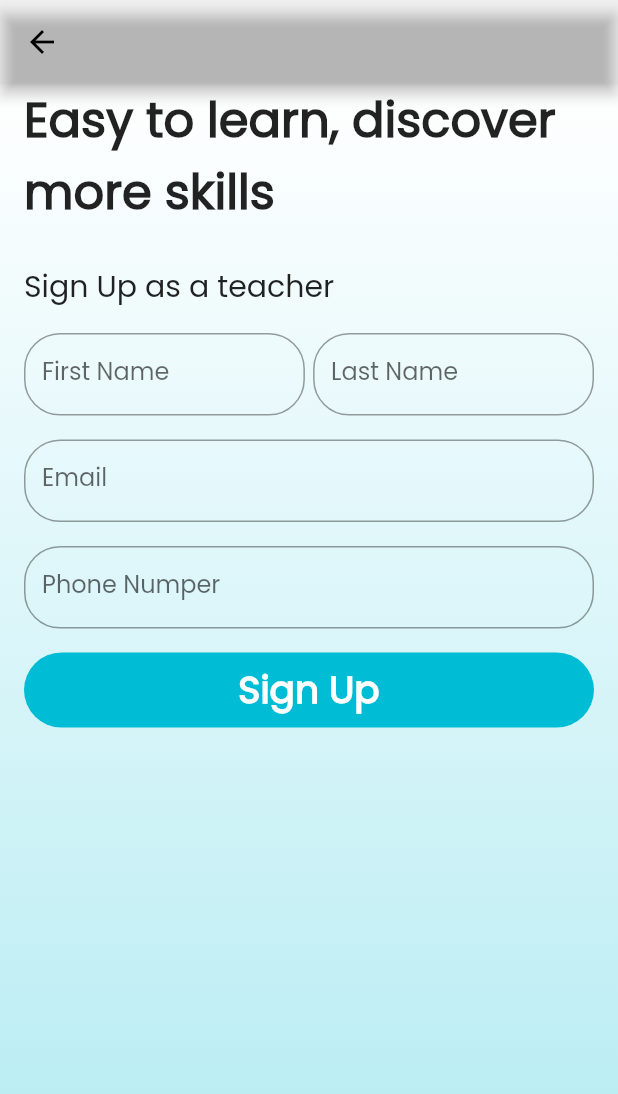
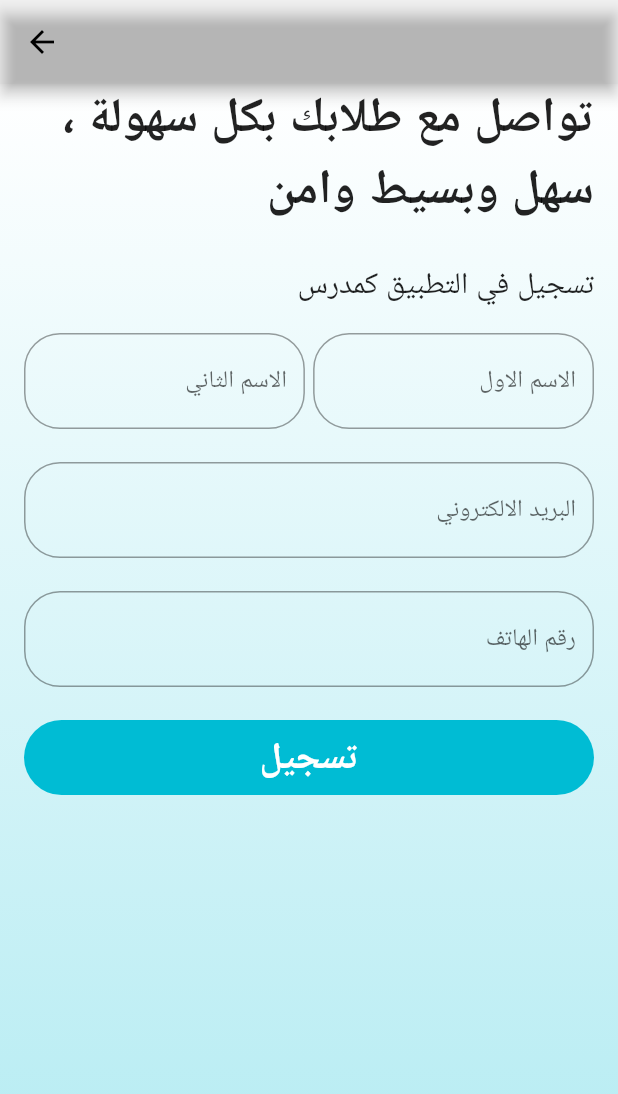
Before and after one commit to karimomar25/education_app, a Flutter app: the SignUpTeacherScreen screen opened by its route, on a phone screen of 412 x 824 dp. Shown: the top 1094 px of the screen. Run offline on Flutter 3.47's test engine with Material 2 defaults, Android fonts, the light colour scheme and no system bars; our stand-ins replace animated_text_kit.

Commit message:
validate and change text direction to rtl

```diff
--- a/lib/screens/auth/signup_teacher_screen.dart
+++ b/lib/screens/auth/signup_teacher_screen.dart
@@ -2,9 +2,18 @@ import 'package:education_app/widgets/button.dart';
 import 'package:education_app/widgets/textfield.dart';
 import 'package:flutter/material.dart';
 
-class SignUpTeacherScreen extends StatelessWidget {
+class SignUpTeacherScreen extends StatefulWidget {
   const SignUpTeacherScreen({super.key});
 
+  @override
+  State<SignUpTeacherScreen> createState() => _SignUpTeacherScreenState();
+}
+
+class _SignUpTeacherScreenState extends State<SignUpTeacherScreen> {
+  final GlobalKey<FormState> formKey = GlobalKey();
+  AutovalidateMode autovalidateMode = AutovalidateMode.disabled;
+  String? firstName, lastName, email;
+  var phoneNumper;
   @override
   Widget build(BuildContext context) {
     return Scaffold(
@@ -19,18 +28,23 @@ class SignUpTeacherScreen extends StatelessWidget {
         ], begin: Alignment.topCenter, end: Alignment.bottomCenter)),
         child: Padding(
           padding: const EdgeInsets.symmetric(horizontal: 16),
+          child: Form(
+            key: formKey,
+            autovalidateMode: autovalidateMode,
             child: Column(
+              textDirection: TextDirection.rtl,
               crossAxisAlignment: CrossAxisAlignment.start,
               children: [
                 Text(
-                "Easy to learn, discover more skills",
+                  "تواصل مع طلابك بكل سهولة ، سهل وبسيط وامن",
+                  textDirection: TextDirection.rtl,
                   style: TextStyle(fontSize: 32, fontWeight: FontWeight.bold),
                 ),
                 SizedBox(
                   height: 24,
                 ),
                 Text(
-                "Sign Up as a teacher",
+                  "تسجيل في التطبيق كمدرس",
                   style: TextStyle(fontSize: 20),
                 ),
                 SizedBox(
@@ -40,11 +54,17 @@ class SignUpTeacherScreen extends StatelessWidget {
                   mainAxisAlignment: MainAxisAlignment.spaceBetween,
                   children: [
                     CustomTextField(
-                    text: "First Name",
+                      onSaved: (value) {
+                        lastName = value;
+                      },
+                      text: "الاسم الثاني",
                       width: MediaQuery.of(context).size.width / 2.2,
                     ),
                     CustomTextField(
-                    text: "Last Name",
+                      onSaved: (value) {
+                        firstName = value;
+                      },
+                      text: "الاسم الاول",
                       width: MediaQuery.of(context).size.width / 2.2,
                     ),
                   ],
@@ -53,14 +73,22 @@ class SignUpTeacherScreen extends StatelessWidget {
                   height: 16,
                 ),
                 CustomTextField(
-                text: "Email",
+                  onSaved: (value) {
+                    email = value;
+                  },
+                  inputType: TextInputType.emailAddress,
+                  text: "البريد الالكتروني",
                   width: double.infinity,
                 ),
                 SizedBox(
                   height: 16,
                 ),
                 CustomTextField(
-                text: "Phone Numper",
+                  onSaved: (value) {
+                    phoneNumper = value;
+                  },
+                  inputType: TextInputType.phone,
+                  text: "رقم الهاتف",
                   width: double.infinity,
                 ),
                 SizedBox(
@@ -68,13 +96,22 @@ class SignUpTeacherScreen extends StatelessWidget {
                 ),
                 Center(
                     child: Button(
-                text: "Sign Up",
+                  onTap: () {
+                    if (formKey.currentState!.validate()) {
+                      formKey.currentState!.save();
+                    } else {
+                      autovalidateMode = AutovalidateMode.always;
+                      setState(() {});
+                    }
+                  },
+                  text: "تسجيل",
                   height: 50,
                 ))
               ],
             ),
           ),
         ),
+      ),
     );
   }
 }
--- a/lib/widgets/textfield.dart
+++ b/lib/widgets/textfield.dart
@@ -6,17 +6,20 @@ class CustomTextField extends StatelessWidget {
       required this.text,
       this.width,
       this.onSaved,
-      this.onChanged});
+      this.onChanged,
+      this.inputType});
   final String text;
   final double? width;
   final Function(String?)? onSaved;
   final void Function(String)? onChanged;
+  final TextInputType? inputType;
   @override
   Widget build(BuildContext context) {
     return SizedBox(
       width: width,
-      height: 55,
+      height: 70,
       child: TextFormField(
+        keyboardType: inputType,
         onChanged: onChanged,
         onSaved: onSaved,
         validator: (value) {
@@ -27,6 +30,7 @@ class CustomTextField extends StatelessWidget {
         },
         decoration: InputDecoration(
             hintText: text,
+            hintTextDirection: TextDirection.rtl,
             border:
                 OutlineInputBorder(borderRadius: BorderRadius.circular(24))),
       ),
```
Lines whose indentation alone changed are shown as unchanged.
